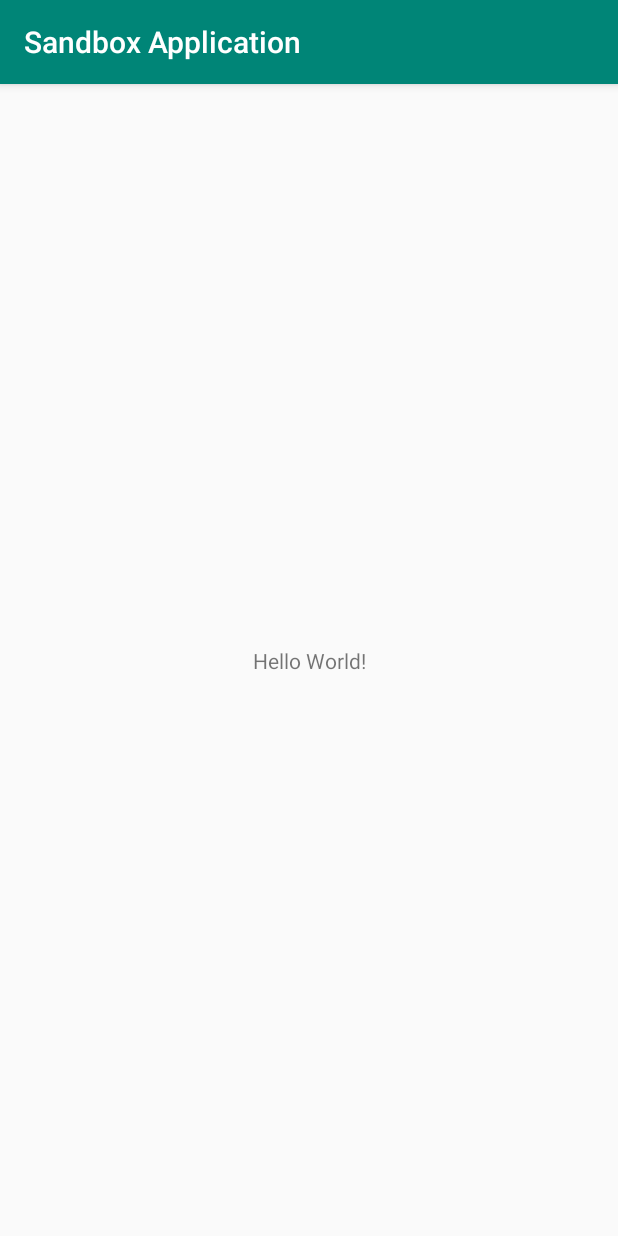
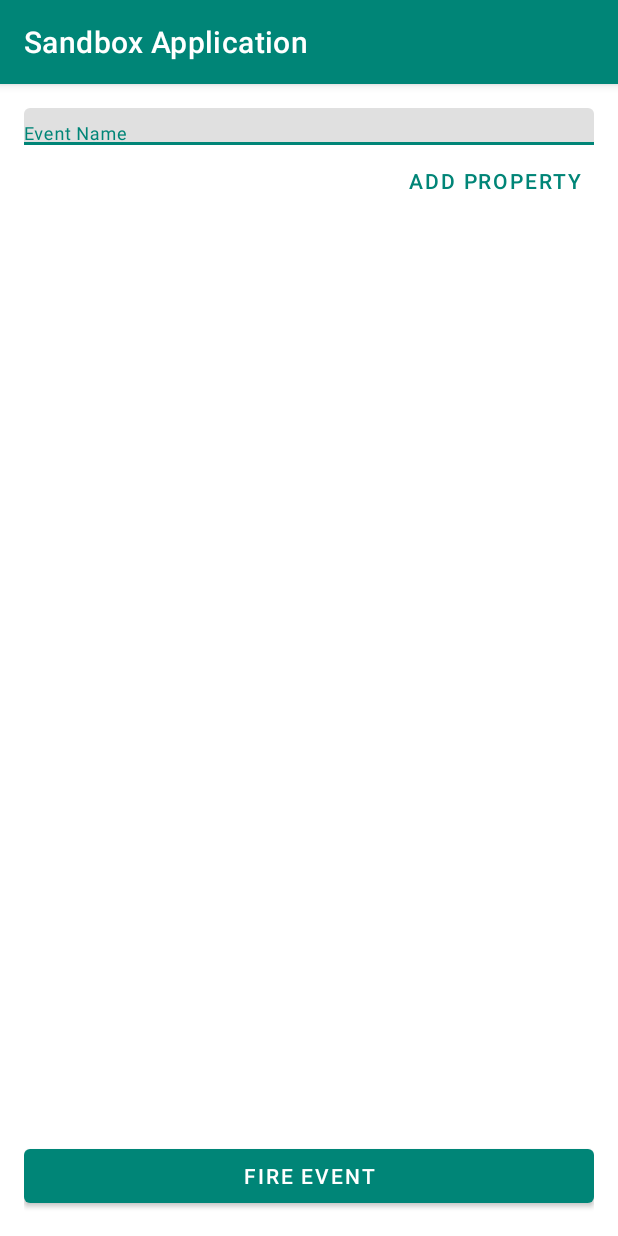
Before and after one commit to SeptimusX75/sandbox, an Android app: the screen it shows after launch (MainActivity), on a phone screen of 412 x 824 dp. Run offline under Robolectric (Android 15) with nearby library versions, the phone set to English and light mode, and no system bars; our stand-ins replace RxJava; libraries missing offline, so code that uses them is left out: com.amplitude.api, com.jakewharton.rxbinding3, com.jakewharton.rxrelay2, com.mixpanel.android; 3 statements that could not run were skipped.

```diff
--- a/app/src/main/AndroidManifest.xml
+++ b/app/src/main/AndroidManifest.xml
@@ -3,6 +3,10 @@
   xmlns:android="http://schemas.android.com/apk/res/android"
   package="com.sandbox"
   >
+
+  <uses-permission android:name="android.permission.INTERNET" />
+  <uses-permission android:name="android.permission.ACCESS_NETWORK_STATE" />
+
 
   <application
     android:allowBackup="true"
--- a/app/src/main/res/layout/activity_main.xml
+++ b/app/src/main/res/layout/activity_main.xml
@@ -5,17 +5,65 @@
     xmlns:tools="http://schemas.android.com/tools"
     android:layout_width="match_parent"
     android:layout_height="match_parent"
+    android:padding="16dp"
     tools:context=".MainActivity"
     >
 
-  <TextView
-    android:layout_width="wrap_content"
+  <com.google.android.material.textfield.TextInputLayout
+      android:id="@+id/eventNameLayout"
+      android:layout_width="match_parent"
       android:layout_height="wrap_content"
-    android:text="Hello World!"
+      app:layout_constraintEnd_toEndOf="parent"
+      app:layout_constraintStart_toStartOf="parent"
+      app:layout_constraintTop_toTopOf="parent"
+      >
+
+    <AutoCompleteTextView
+        android:id="@+id/eventName"
+        android:layout_width="match_parent"
+        android:layout_height="wrap_content"
+        android:completionThreshold="1"
+        android:hint="Event Name"
         app:layout_constraintBottom_toBottomOf="parent"
         app:layout_constraintLeft_toLeftOf="parent"
         app:layout_constraintRight_toRightOf="parent"
         app:layout_constraintTop_toTopOf="parent"
         />
+  </com.google.android.material.textfield.TextInputLayout>
 
+  <ScrollView
+      android:layout_width="match_parent"
+      android:layout_height="0dp"
+      app:layout_constraintBottom_toTopOf="@id/fireEventButton"
+      app:layout_constraintTop_toBottomOf="@id/eventNameLayout"
+      >
+
+    <LinearLayout
+        android:id="@+id/propertyLayout"
+        android:layout_width="match_parent"
+        android:layout_height="wrap_content"
+        android:layout_gravity="top"
+        android:orientation="vertical"
+        >
+
+      <com.google.android.material.button.MaterialButton
+          android:id="@+id/addPropertyButton"
+          style="@style/Widget.MaterialComponents.Button.TextButton"
+          android:layout_width="wrap_content"
+          android:layout_height="wrap_content"
+          android:layout_gravity="end"
+          android:text="Add property"
+          />
+    </LinearLayout>
+  </ScrollView>
+
+  <com.google.android.material.button.MaterialButton
+      android:id="@+id/fireEventButton"
+      android:layout_width="match_parent"
+      android:layout_height="wrap_content"
+      android:text="Fire event"
+      app:layout_constraintBottom_toBottomOf="parent"
+      app:layout_constraintEnd_toEndOf="parent"
+      app:layout_constraintStart_toStartOf="parent"
+      />
 </androidx.constraintlayout.widget.ConstraintLayout>
--- a/app/src/main/res/values/styles.xml
+++ b/app/src/main/res/values/styles.xml
@@ -1,7 +1,7 @@
 <resources>
 
   <!-- Base application theme. -->
-  <style name="AppTheme" parent="Theme.AppCompat.Light.DarkActionBar">
+  <style name="AppTheme" parent="Theme.MaterialComponents.Light.DarkActionBar">
     <!-- Customize your theme here. -->
     <item name="colorPrimary">@color/colorPrimary</item>
     <item name="colorPrimaryDark">@color/colorPrimaryDark</item>
--- a/build.gradle
+++ b/build.gradle
@@ -1,14 +1,14 @@
 // Top-level build file where you can add configuration options common to all sub-projects/modules.
 
 buildscript {
-  ext.kotlin_version = '1.3.21'
+  ext.kotlin_version = '1.3.50'
   repositories {
     google()
     jcenter()
 
   }
   dependencies {
-    classpath 'com.android.tools.build:gradle:3.3.2'
+    classpath 'com.android.tools.build:gradle:3.5.1'
     classpath "org.jetbrains.kotlin:kotlin-gradle-plugin:$kotlin_version"
     // NOTE: Do not place your application dependencies here; they belong
     // in the individual module build.gradle files
```
Also changed, not shown: app/build.gradle (+28 -10 lines), app/src/main/java/com/sandbox/Datastore.kt (added, +39 -0 lines), app/src/main/java/com/sandbox/MainActivity.kt (+115 -0 lines), app/src/main/java/com/sandbox/rxbindings/AutoCompleteTextViewDropDownDismissEventObservable.kt (added, +54 -0 lines), app/src/main/res/drawable/ic_close_black_24dp.xml (added, +9 -0 lines), app/src/main/res/layout/layout_property.xml (added, +67 -0 lines), gradle/wrapper/gradle-wrapper.properties. Lines whose indentation alone changed are shown as unchanged.
